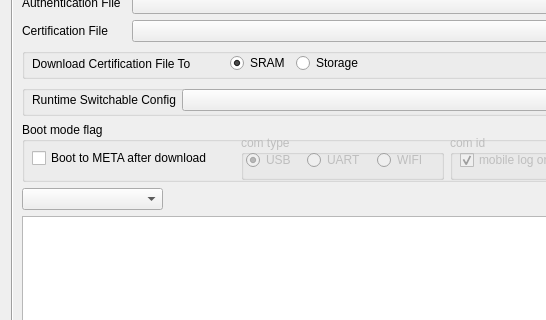
This is UI/forms/TabWidget/DownloadWidget.ui in Badmaneers/sptool-zenia as Qt 5 draws it before an edit; both pictures show x 0 to 546 and y 115 to 435 of the 689 by 646 pixel window. The edited form follows.
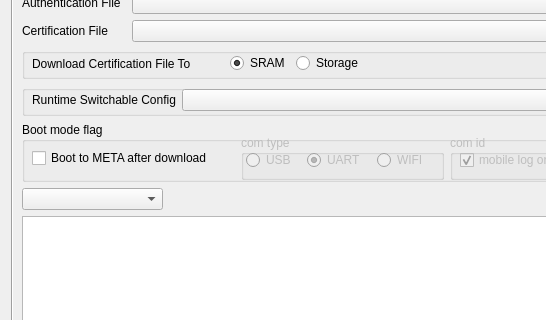
This is the edited form. Icons and pictures are not drawn.

```diff
--- a/UI/forms/TabWidget/DownloadWidget.ui
+++ b/UI/forms/TabWidget/DownloadWidget.ui
@@ -787,7 +787,7 @@
                  <string>USB</string>
                 </property>
                 <property name="checked">
-                 <bool>true</bool>
+                 <bool>false</bool>
                 </property>
                </widget>
               </item>
@@ -814,6 +814,9 @@
                 <property name="text">
                  <string>UART</string>
                 </property>
+                <property name="checked">
+                 <bool>true</bool>
+                </property>
                </widget>
               </item>
               <item>
```
